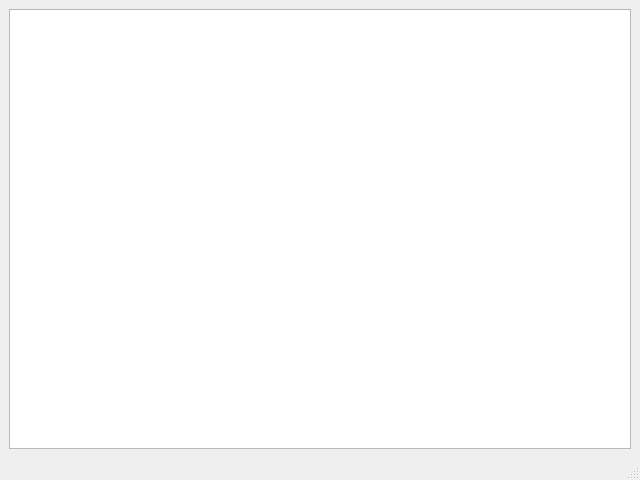
Before: the Qt Designer form fgfw-lite/ui/mainwindow.ui in bylheart/fwlite, drawn with Qt 5.
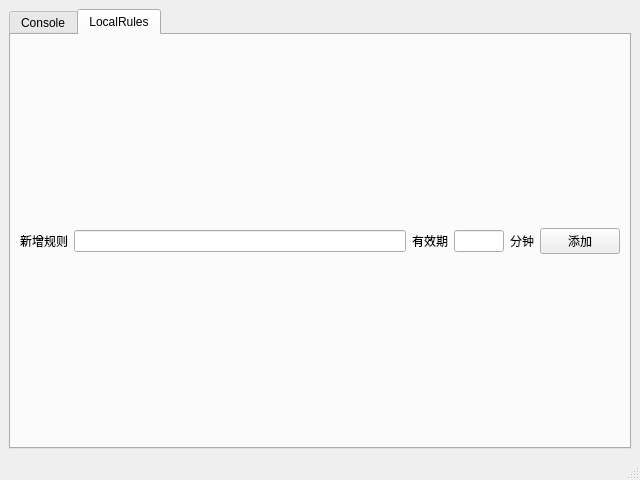
After: the same form once the commit is applied. The open tabs and pages were chosen to show the change.

What changed in the file:
```diff
--- a/fgfw-lite/ui/mainwindow.ui
+++ b/fgfw-lite/ui/mainwindow.ui
@@ -14,7 +14,17 @@
    <string>FGFW-Lite</string>
   </property>
   <widget class="QWidget" name="centralwidget">
-   <layout class="QVBoxLayout" name="verticalLayout">
+   <layout class="QVBoxLayout" name="verticalLayout_3">
+    <item>
+     <widget class="QTabWidget" name="tabWidget">
+      <property name="currentIndex">
+       <number>0</number>
+      </property>
+      <widget class="QWidget" name="tab">
+       <attribute name="title">
+        <string>Console</string>
+       </attribute>
+       <layout class="QVBoxLayout" name="verticalLayout_2">
     <item>
      <widget class="QPlainTextEdit" name="console">
       <property name="acceptDrops">
@@ -29,6 +39,68 @@
       <property name="readOnly">
        <bool>true</bool>
       </property>
+         </widget>
+        </item>
+       </layout>
+      </widget>
+      <widget class="QWidget" name="tab_2">
+       <attribute name="title">
+        <string>LocalRules</string>
+       </attribute>
+       <layout class="QVBoxLayout" name="verticalLayout" stretch="6,0">
+        <item>
+         <layout class="QVBoxLayout" name="LocalRulesLayout"/>
+        </item>
+        <item>
+         <layout class="QHBoxLayout" name="horizontalLayout">
+          <item>
+           <widget class="QLabel" name="label">
+            <property name="text">
+             <string>新增规则</string>
+            </property>
+           </widget>
+          </item>
+          <item>
+           <widget class="QLineEdit" name="lineEdit"/>
+          </item>
+          <item>
+           <widget class="QLabel" name="label_2">
+            <property name="text">
+             <string>有效期</string>
+            </property>
+           </widget>
+          </item>
+          <item>
+           <widget class="QLineEdit" name="lineEdit_2">
+            <property name="maximumSize">
+             <size>
+              <width>50</width>
+              <height>16777215</height>
+             </size>
+            </property>
+            <property name="inputMethodHints">
+             <set>Qt::ImhDigitsOnly</set>
+            </property>
+           </widget>
+          </item>
+          <item>
+           <widget class="QLabel" name="label_3">
+            <property name="text">
+             <string>分钟</string>
+            </property>
+           </widget>
+          </item>
+          <item>
+           <widget class="QPushButton" name="pushButton">
+            <property name="text">
+             <string>添加</string>
+            </property>
+           </widget>
+          </item>
+         </layout>
+        </item>
+       </layout>
+      </widget>
      </widget>
     </item>
    </layout>
```
Lines whose indentation alone changed are shown as unchanged.
